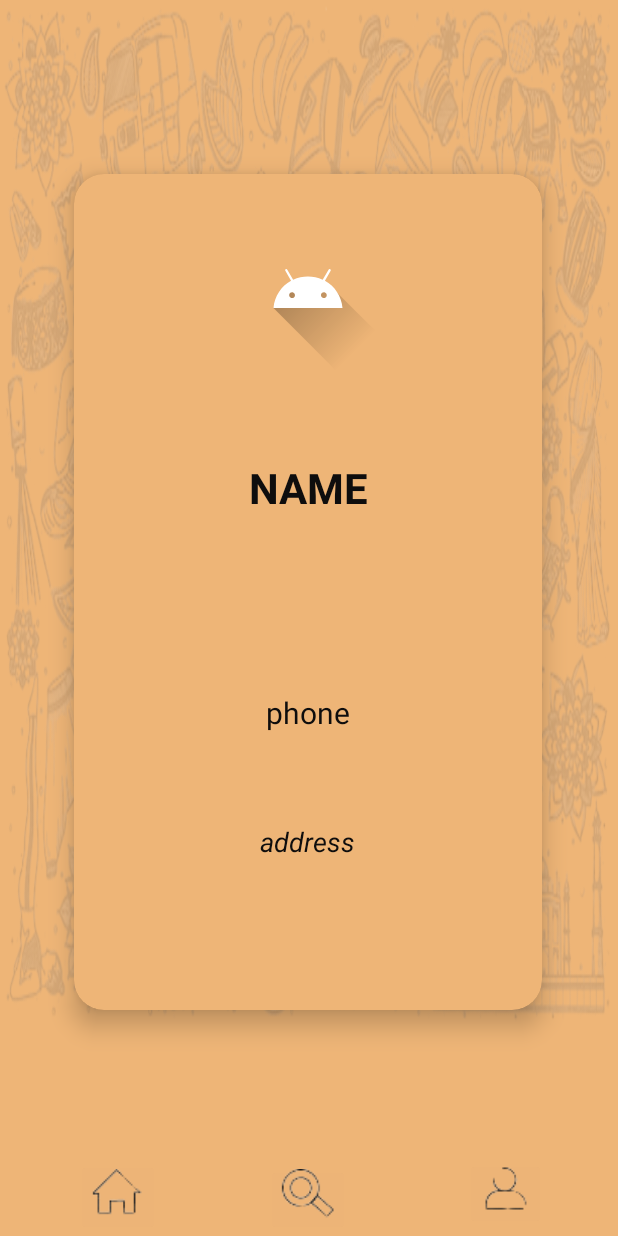
After one commit to RampageousRJ/Xplore, an Android app: the Profile screen opened directly, with no data from a screen before it, on a phone screen of 412 x 824 dp. The commit adds this screen. Run offline under Robolectric (Android 15) with nearby library versions, the phone set to English and light mode, and no system bars; network calls fail; Roboto replaces fonts that are not available here; 6 statements that could not run were skipped.

Commit message:
Profile Added

```diff
--- a/app/build.gradle
+++ b/app/build.gradle
@@ -45,5 +45,4 @@ dependencies {
     implementation 'androidx.recyclerview:recyclerview:1.2.1'
     implementation 'androidx.cardview:cardview:1.0.0'
     implementation 'com.google.android.material:material:1.2.1'
-
 }
--- a/app/src/main/AndroidManifest.xml
+++ b/app/src/main/AndroidManifest.xml
@@ -18,6 +18,9 @@
         android:supportsRtl="true"
         android:theme="@style/Theme.Xplore"
         tools:targetApi="31">
+        <activity
+            android:name=".Profile"
+            android:exported="false" />
         <activity
             android:name=".PlaceDetails"
             android:exported="false" />
--- /dev/null
+++ b/app/src/main/java/com/example/xplore/Profile.java
@@ -0,0 +1,159 @@
+package com.example.xplore;
+
+import androidx.annotation.Nullable;
+import androidx.appcompat.app.AppCompatActivity;
+
+import android.content.Intent;
+import android.graphics.Bitmap;
+import android.graphics.BitmapFactory;
+import android.net.Uri;
+import android.os.Bundle;
+import android.provider.MediaStore;
+import android.util.Base64;
+import android.view.View;
+import android.widget.ImageButton;
+import android.widget.ImageView;
+import android.widget.TextView;
+import android.widget.Toast;
+
+import java.io.ByteArrayOutputStream;
+import java.util.ArrayList;
+
+public class Profile extends AppCompatActivity {
+
+    private static final int PICK_IMAGE_REQUEST = 1;
+    DBHandler dbHandler;
+    String email;
+    ImageButton home, search;
+    ImageView pfp;
+    TextView address,phone,emailTV,person_name;
+    @Override
+    protected void onCreate(Bundle savedInstanceState) {
+        super.onCreate(savedInstanceState);
+        setContentView(R.layout.activity_profile);
+        email = getIntent().getStringExtra("email");
+
+        dbHandler = new DBHandler(this);
+        String email = getIntent().getStringExtra("email");
+
+        home = (ImageButton) findViewById(R.id.homeButton);
+        pfp = (ImageView) findViewById(R.id.pfp);
+        search = (ImageButton) findViewById(R.id.searchButton);
+        address = (TextView) findViewById(R.id.person_address);
+        phone = (TextView) findViewById(R.id.person_phone);
+        emailTV = (TextView) findViewById(R.id.person_email);
+        person_name = (TextView) findViewById(R.id.person_name);
+
+        pfp.setImageResource(R.drawable.ic_launcher_foreground);
+        ArrayList<String> details = dbHandler.giveDetails(email);
+
+        person_name.setText(details.get(0));
+        emailTV.setText(email);
+        phone.setText(details.get(2));
+        address.setText(details.get(3));
+
+        getPfp(email);
+
+        home.setOnClickListener(new View.OnClickListener() {
+            @Override
+            public void onClick(View view) {
+                Intent intent = new Intent(Profile.this, landingPage.class);
+                intent.putExtra("email", email);
+                startActivity(intent);
+            }
+        });
+
+        pfp.setOnClickListener(new View.OnClickListener() {
+            @Override
+            public void onClick(View view) {
+                openGallery();
+            }
+        });
+
+        search.setOnClickListener(new View.OnClickListener() {
+            @Override
+            public void onClick(View view) {
+                Intent intent = new Intent(Profile.this, SearchPlaces.class);
+                intent.putExtra("email", email);
+                startActivity(intent);
+            }
+        });
+    }
+
+    private void getPfp(String email) {
+        ArrayList<String> details = dbHandler.giveDetails(email);
+        try{
+            String image_string = details.get(5);
+            if (image_string != null) {
+                byte[] decodedString = Base64.decode(image_string, Base64.NO_WRAP);
+                Bitmap bitmap = BitmapFactory.decodeByteArray(decodedString, 0, decodedString.length);
+                pfp.setImageBitmap(bitmap);
+            }
+        }
+        catch(Exception e){
+            pfp.setImageResource(R.drawable.ic_launcher_foreground);
+        }
+    }
+
+    private void openGallery() {
+        Intent intent = new Intent();
+        intent.setType("image/*");
+        intent.setAction(Intent.ACTION_GET_CONTENT);
+        startActivityForResult(Intent.createChooser(intent, "Select Picture"), PICK_IMAGE_REQUEST);
+    }
+
+    @Override
+    protected void onActivityResult(int requestCode, int resultCode, @Nullable Intent data) {
+        super.onActivityResult(requestCode, resultCode, data);
+
+        if (requestCode == PICK_IMAGE_REQUEST && resultCode == RESULT_OK && data != null && data.getData() != null) {
+            Uri selectedImageUri = data.getData();
+            try {
+                Bitmap bitmap = MediaStore.Images.Media.getBitmap(getContentResolver(), selectedImageUri);
+                bitmap = getResizedBitmap(bitmap, 200, 200);
+                bitmap = cropToSquare(bitmap);
+                String image_string = encodeBitmapToBase64(bitmap);
+                dbHandler.updatePfp(email, image_string);
+                pfp.setImageBitmap(bitmap);
+            } catch (Exception e) {
+                e.printStackTrace();
+            }
+        }
+    }
+
+    public Bitmap getResizedBitmap(Bitmap image, int maxWidth, int maxHeight) {
+        int width = image.getWidth();
+        int height = image.getHeight();
+
+        float ratioBitmap = (float) width / (float) height;
+        float ratioMax = (float) maxWidth / (float) maxHeight;
+
+        int finalWidth = maxWidth;
+        int finalHeight = maxHeight;
+        if (ratioMax > 1) {
+            finalWidth = (int) ((float)maxHeight * ratioBitmap);
+        } else {
+            finalHeight = (int) ((float)maxWidth / ratioBitmap);
+        }
+        return Bitmap.createScaledBitmap(image, finalWidth, finalHeight, true);
+    }
+
+    public Bitmap cropToSquare(Bitmap bitmap) {
+        int width = bitmap.getWidth();
+        int height = bitmap.getHeight();
+
+        int newDimension = Math.min(width, height);
+
+        int cropX = (width - newDimension) / 2;
+        int cropY = (height - newDimension) / 2;
+
+        return Bitmap.createBitmap(bitmap, cropX, cropY, newDimension, newDimension);
+    }
+
+    public String encodeBitmapToBase64(Bitmap bitmap) {
+        ByteArrayOutputStream outputStream = new ByteArrayOutputStream();
+        bitmap.compress(Bitmap.CompressFormat.PNG, 100, outputStream);  // Use PNG for lossless conversion
+        byte[] byteArray = outputStream.toByteArray();
+        return Base64.encodeToString(byteArray, Base64.NO_WRAP);
+    }
+}
--- a/app/src/main/java/com/example/xplore/login.java
+++ b/app/src/main/java/com/example/xplore/login.java
@@ -36,6 +36,7 @@ public class login extends AppCompatActivity {
                 String password_to_check = hashPassword(password.getText().toString());
                 if(dbHandler.validateUser(getApplicationContext(),email.getText().toString(), password_to_check)) {
                     Intent mainPage = new Intent(view.getContext(), landingPage.class);
+                    mainPage.putExtra("email", email.getText().toString());
                     startActivity(mainPage);
                 }
             }
--- /dev/null
+++ b/app/src/main/res/layout/activity_profile.xml
@@ -0,0 +1,148 @@
+<?xml version="1.0" encoding="utf-8"?>
+<androidx.constraintlayout.widget.ConstraintLayout xmlns:android="http://schemas.android.com/apk/res/android"
+    xmlns:app="http://schemas.android.com/apk/res-auto"
+    xmlns:tools="http://schemas.android.com/tools"
+    android:layout_width="match_parent"
+    android:layout_height="match_parent"
+    android:background="#EEB577"
+    tools:context=".Profile">
+
+    <ImageView
+        android:id="@+id/imageView5"
+        android:layout_width="411dp"
+        android:layout_height="685dp"
+        android:scaleType="fitXY"
+        app:layout_constraintBottom_toBottomOf="parent"
+        app:layout_constraintEnd_toEndOf="parent"
+        app:layout_constraintHorizontal_bias="0.0"
+        app:layout_constraintStart_toStartOf="parent"
+        app:layout_constraintTop_toTopOf="parent"
+        app:layout_constraintVertical_bias="0.0"
+        app:srcCompat="@drawable/dibujado_mano_india_doodle_set_160308_256_removebg_preview_safeimagekit" />
+
+    <ImageButton
+        android:id="@+id/searchButton"
+        android:layout_width="56dp"
+        android:layout_height="48dp"
+        android:backgroundTint="#FFEDB477"
+        android:contentDescription="search"
+        app:layout_constraintBottom_toBottomOf="parent"
+        app:layout_constraintEnd_toEndOf="parent"
+        app:layout_constraintHorizontal_bias="0.498"
+        app:layout_constraintStart_toStartOf="parent"
+        app:layout_constraintTop_toTopOf="parent"
+        app:layout_constraintVertical_bias="1.0"
+        app:srcCompat="@drawable/frame__1__removebg_preview" />
+
+    <ImageButton
+        android:id="@+id/homeButton"
+        android:layout_width="56dp"
+        android:layout_height="51dp"
+        android:backgroundTint="#EDB477"
+        android:contentDescription="home"
+        app:layout_constraintBottom_toBottomOf="parent"
+        app:layout_constraintEnd_toEndOf="parent"
+        app:layout_constraintHorizontal_bias="0.143"
+        app:layout_constraintStart_toStartOf="parent"
+        app:layout_constraintTop_toTopOf="@+id/imageView5"
+        app:layout_constraintVertical_bias="1.0"
+        app:srcCompat="@drawable/frame_removebg_preview" />
+
+    <ImageButton
+        android:id="@+id/profileButton"
+        android:layout_width="54dp"
+        android:layout_height="48dp"
+        android:backgroundTint="#FFEDB477"
+        android:contentDescription="profile"
+        app:layout_constraintBottom_toBottomOf="parent"
+        app:layout_constraintEnd_toEndOf="parent"
+        app:layout_constraintHorizontal_bias="0.865"
+        app:layout_constraintStart_toStartOf="parent"
+        app:layout_constraintTop_toTopOf="parent"
+        app:layout_constraintVertical_bias="0.995"
+        app:srcCompat="@drawable/frame__3__removebg_preview" />
+
+    <androidx.cardview.widget.CardView
+        android:layout_width="348dp"
+        android:layout_height="605dp"
+        android:layout_margin="10dp"
+        android:background="#EEB577"
+        app:cardBackgroundColor="#EEB577"
+        app:cardCornerRadius="20dp"
+        app:cardElevation="10dp"
+        app:cardMaxElevation="12dp"
+        app:cardPreventCornerOverlap="true"
+        app:cardUseCompatPadding="true"
+        app:layout_constraintBottom_toBottomOf="parent"
+        app:layout_constraintEnd_toEndOf="parent"
+        app:layout_constraintHorizontal_bias="0.492"
+        app:layout_constraintStart_toStartOf="parent"
+        app:layout_constraintTop_toTopOf="parent"
+        app:layout_constraintVertical_bias="0.412">
+
+        <TextView
+            android:id="@+id/person_name"
+            android:layout_width="wrap_content"
+            android:layout_height="wrap_content"
+            android:layout_gravity="top|center_horizontal"
+            android:layout_marginTop="190dp"
+            android:layout_marginBottom="20dp"
+            android:gravity="center"
+            android:text="NAME"
+            android:textColor="#0E0D0D"
+            android:textSize="28sp"
+            android:textStyle="bold" />
+
+        <TextView
+            android:id="@+id/person_phone"
+            android:layout_width="wrap_content"
+            android:layout_height="wrap_content"
+            android:layout_gravity="top|center_horizontal"
+            android:layout_marginTop="345dp"
+            android:layout_marginBottom="20dp"
+            android:gravity="center"
+            android:text="phone"
+            android:autoLink="phone"
+            android:textColor="#0E0D0D"
+            android:textSize="20sp" />
+
+        <TextView
+            android:id="@+id/person_email"
+            android:layout_width="wrap_content"
+            android:layout_height="wrap_content"
+            android:layout_gravity="top|center_horizontal"
+            android:layout_marginTop="275dp"
+            android:layout_marginBottom="70dp"
+            android:gravity="center"
+            android:text="email"
+            android:autoLink="email"
+            android:textColor="#0E0D0D"
+            android:textSize="20sp" />
+
+        <TextView
+            android:id="@+id/person_address"
+            android:layout_width="wrap_content"
+            android:layout_height="wrap_content"
+            android:layout_gravity="bottom|center_horizontal"
+            android:layout_marginTop="70dp"
+            android:layout_marginBottom="100dp"
+            android:gravity="center"
+            android:text="address"
+            android:autoLink="map"
+            android:textColor="#0E0D0D"
+            android:textSize="18sp"
+            android:textStyle="italic" />
+
+        <ImageView
+            android:id="@+id/pfp"
+            android:layout_width="wrap_content"
+            android:layout_height="wrap_content"
+            android:layout_gravity="top|center_horizontal"
+            android:layout_marginTop="25dp"
+            android:contentDescription="pfp"
+            android:gravity="center"
+            android:textColor="#0E0D0D"
+            tools:srcCompat="@tools:sample/avatars" />
+    </androidx.cardview.widget.CardView>
+
+</androidx.constraintlayout.widget.ConstraintLayout>
```
Also changed, not shown: app/src/main/java/com/example/xplore/DBHandler.java (+57 -5 lines), app/src/main/java/com/example/xplore/PlaceDetails.java (+13 -6 lines), app/src/main/java/com/example/xplore/SearchPlaces.java (+13 -1 lines), app/src/main/java/com/example/xplore/landingPage.java (+45 -3 lines), app/src/main/res/layout/activity_landing_page.xml (+42 -56 lines), app/src/main/res/layout/activity_place_details.xml (+43 -56 lines), app/src/main/res/layout/activity_search_places.xml (+5 -19 lines), 2 other files.
